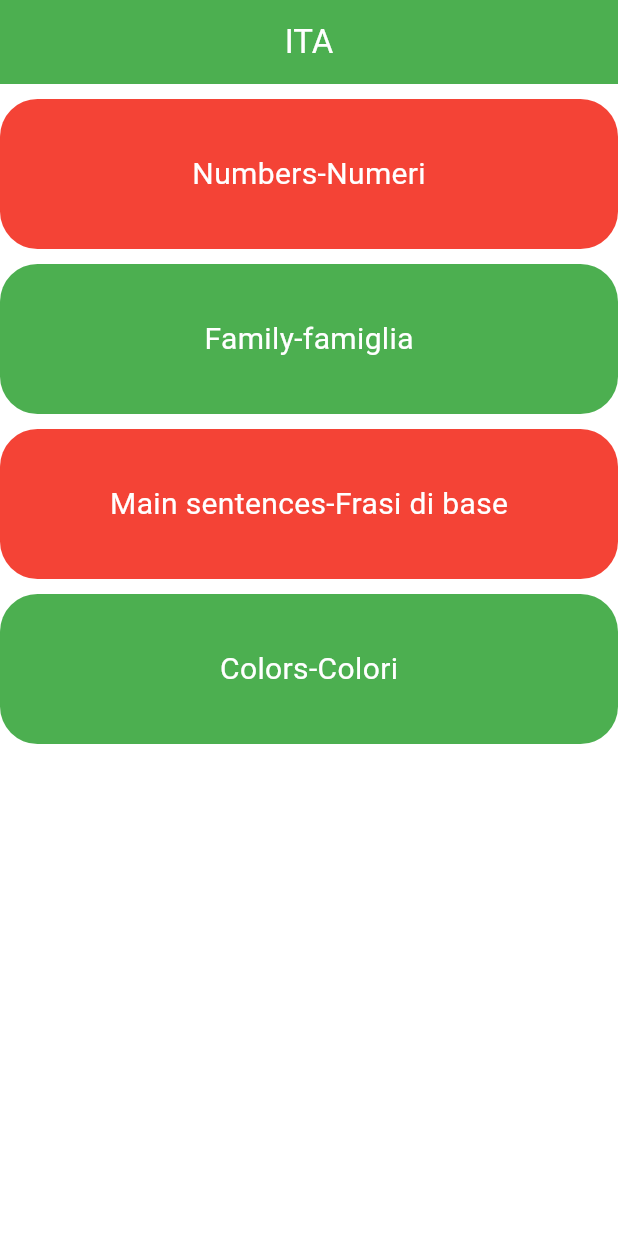
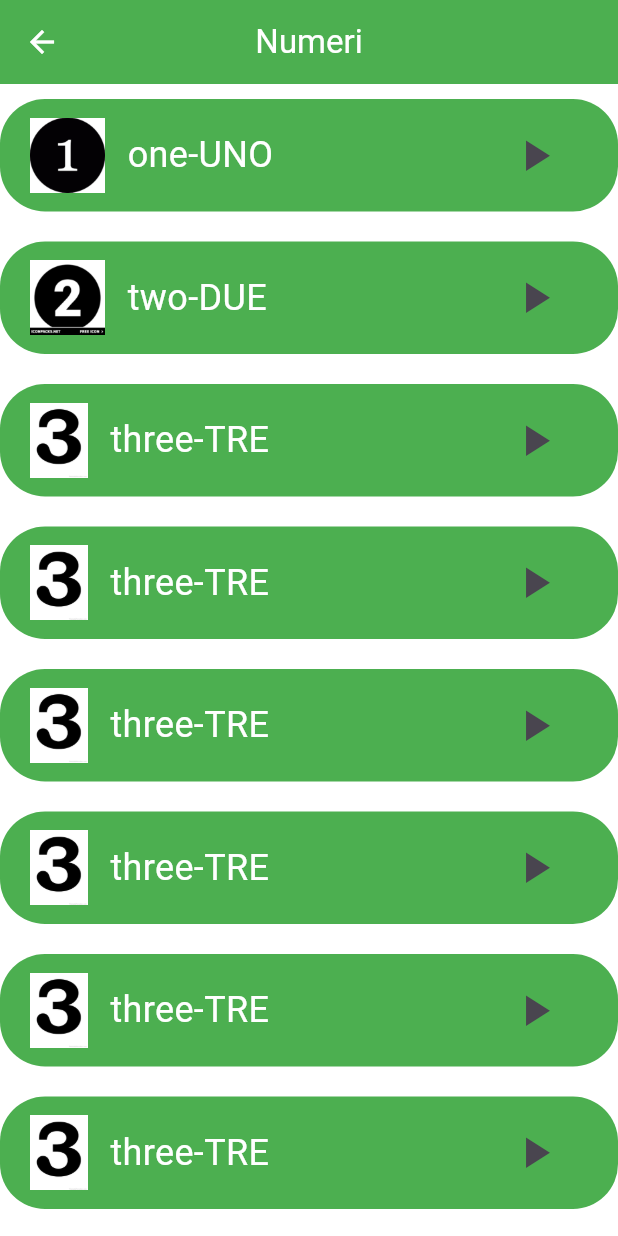
Before and after one commit to mohamedmostafa75/Learn-itliano, a Flutter app: the screen it shows after launch, after a tap on "Numbers-Numeri", on a phone screen of 412 x 824 dp. Run offline on Flutter 3.47's test engine with Material 3 defaults, Android fonts, the phone set to English and light mode, and no system bars.

Commit message:
UI finish

```diff
--- /dev/null
+++ b/lib/models/numbersmodel.dart
@@ -0,0 +1,6 @@
+class Numbersmodel {
+  final String Image;
+  final String number;
+
+  Numbersmodel({required this.Image, required this.number});
+}
--- a/lib/views-pages/1-Homepage.dart
+++ b/lib/views-pages/1-Homepage.dart
@@ -1,4 +1,9 @@
 import 'package:flutter/material.dart';
+import 'package:learn_italiano/views-pages/2-NumbersPage.dart';
+import 'package:learn_italiano/views-pages/3-colorsPage.dart';
+import 'package:learn_italiano/views-pages/4-familyPage.dart';
+import 'package:learn_italiano/views-pages/5-mainsentences.dart';
+import 'package:learn_italiano/widgets/appbarWid.dart';
 import 'package:learn_italiano/widgets/containerofHomeview.dart';
 
 class Homepage extends StatelessWidget {
@@ -8,32 +13,58 @@ class Homepage extends StatelessWidget {
   Widget build(BuildContext context) {
     return Scaffold(
       backgroundColor: Colors.white,
-      appBar: AppBar(
-        backgroundColor: Colors.green,
-        centerTitle: true,
-        title: const Text(
-          "ITA",
-          style: TextStyle(color: Colors.white),
-        ),
-      ),
-      body:  Column(
+      body: Column(
         children: [
+          const Appbarwid(
+            titleappBar: 'ITALIANO',
+          ),
           const SizedBox(
             height: 10,
           ),
-          containerofhomeview(color: Colors.red,counterName: "Numbers-Numeri", ontap: (){},),
+          containerofhomeview(
+            color: Colors.red,
+            counterName: "Numbers-Numeri",
+            ontap: ()
+            {
+              Navigator.push(context, MaterialPageRoute(builder: (builder){
+                return const numberspage();
+              }));
+            },
+          ),
           const SizedBox(
             height: 10,
           ),
-          containerofhomeview(color: Colors.green,counterName: "Family-famiglia", ontap: () {},),
+          containerofhomeview(
+            color: Colors.green,
+            counterName: "Family-famiglia",
+            ontap: () {
+              Navigator.push(context, MaterialPageRoute(builder: (builder){
+              return familypage();
+            }));
+            },
+          ),
           const SizedBox(
             height: 10,
           ),
-          containerofhomeview(color: Colors.red,counterName: "Main sentences-Frasi di base", ontap: () {},),
+          containerofhomeview(
+            color: Colors.red,
+            counterName: "Main sentences-Frasi di base",
+            ontap: () {Navigator.push(context, MaterialPageRoute(builder: (builder){
+              return mainsentences();
+
+              }));},
+          ),
           const SizedBox(
             height: 10,
           ),
-          containerofhomeview(color: Colors.green,counterName: "Colors-Colori", ontap: () {  },)
+          containerofhomeview(
+            color: Colors.green,
+            counterName: "Colors-Colori",
+            ontap: () { Navigator.push(context, MaterialPageRoute(builder: (builder){
+              return colorspage();
+
+              }));}
+          )
         ],
       ),
     );
--- /dev/null
+++ b/lib/views-pages/2-NumbersPage.dart
@@ -0,0 +1,66 @@
+import 'package:flutter/material.dart';
+import 'package:learn_italiano/widgets/appbarWid.dart';
+import 'package:learn_italiano/widgets/numbersPageWidget.dart';
+
+class numberspage extends StatelessWidget {
+  const numberspage({
+    super.key,
+  });
+
+  @override
+  Widget build(BuildContext context) {
+    return  Scaffold(
+      backgroundColor: Colors.white,
+      body: ListView(
+
+          children: const [
+             Appbarwid(titleappBar: "Numeri"),
+             SizedBox(
+              height: 10,
+            ),
+             Numberspagewidget(
+                numbersName: "one-UNO", imagepath: "assets/images/numbers/one.png"),
+             SizedBox(
+              height: 20,
+            ),
+             Numberspagewidget(
+                numbersName: "two-DUE", imagepath: "assets/images/numbers/two.png"),
+             SizedBox(
+              height: 20,
+            ),
+             Numberspagewidget(
+                numbersName: "three-TRE", imagepath: "assets/images/numbers/THREE.png"),
+             SizedBox(
+              height: 20,
+            ),
+             Numberspagewidget(
+                numbersName: "three-TRE", imagepath: "assets/images/numbers/THREE.png"),
+             SizedBox(
+              height: 20,
+            ),
+             Numberspagewidget(
+                numbersName: "three-TRE", imagepath: "assets/images/numbers/THREE.png"),
+             SizedBox(
+              height: 20,
+            ),
+             Numberspagewidget(
+                numbersName: "three-TRE", imagepath: "assets/images/numbers/THREE.png"),
+             SizedBox(
+              height: 20,
+            ),
+             Numberspagewidget(
+                numbersName: "three-TRE", imagepath: "assets/images/numbers/THREE.png"),
+             SizedBox(
+              height: 20,
+            ),
+             Numberspagewidget(
+                numbersName: "three-TRE", imagepath: "assets/images/numbers/THREE.png"),
+             SizedBox(
+              height: 20,
+            ),
+          ],
+        ),
+      );
+
+  }
+}
--- /dev/null
+++ b/lib/widgets/appbarWid.dart
@@ -0,0 +1,19 @@
+import 'package:flutter/material.dart';
+
+class Appbarwid extends StatelessWidget {
+  const Appbarwid({super.key, required this.titleappBar});
+  final String titleappBar;
+
+  @override
+  Widget build(BuildContext context) {
+    return AppBar(
+      iconTheme: const IconThemeData(color: Colors.white),
+        backgroundColor: Colors.green,
+        centerTitle: true,
+        title:  Text(
+          titleappBar,
+          style: const TextStyle(color: Colors.white),
+        ),
+      );
+  }
+}
--- /dev/null
+++ b/lib/widgets/numbersPageWidget.dart
@@ -0,0 +1,50 @@
+import 'package:flutter/material.dart';
+
+class Numberspagewidget extends StatelessWidget {
+  const Numberspagewidget(
+      {super.key, required this.numbersName, required this.imagepath});
+  final String numbersName;
+  final String imagepath;
+  @override
+  Widget build(BuildContext context) {
+    return Container(
+      alignment: Alignment.centerLeft,
+      decoration: BoxDecoration(
+          color: Colors.green, borderRadius: BorderRadius.circular(30)),
+      height: 75,
+      width: double.infinity,
+      child: Padding(
+        padding: const EdgeInsets.only(left: 20.0),
+        child: Row(
+          children: [
+            Container(
+              height: 50,
+              decoration: BoxDecoration(
+                borderRadius: BorderRadius.circular(25),
+              ),
+              child: Image.asset(imagepath),
+            ),
+            SizedBox(
+              width: 15,
+            ),
+            Text(
+              numbersName,
+              style: const TextStyle(color: Colors.white, fontSize: 24),
+            ),
+            Spacer(flex: 1,),
+            Padding(
+              padding: const EdgeInsets.only(right: 30.0),
+              child: IconButton(
+                onPressed: () {},
+                icon: const Icon(
+                  Icons.play_arrow,
+                  size: 35,
+                ),
+              ),
+            )
+          ],
+        ),
+      ),
+    );
+  }
+}
```
Also changed, not shown: lib/views-pages/3-colorsPage.dart (added, +40 -0 lines), lib/views-pages/4-familyPage.dart (added, +78 -0 lines), lib/views-pages/5-mainsentences.dart (added, +72 -0 lines), lib/widgets/colorsPagewidgets.dart (added, +50 -0 lines), lib/widgets/familyPagewidget.dart (added, +50 -0 lines), lib/widgets/mainsentencesWid.dart (added, +61 -0 lines), pubspec.yaml (+5 -3 lines), assets/images/colors/black.png (added), assets/images/family/family.png (added), assets/images/numbers/THREE.png (added), assets/images/numbers/one.png (added), assets/images/numbers/two.png (added).
